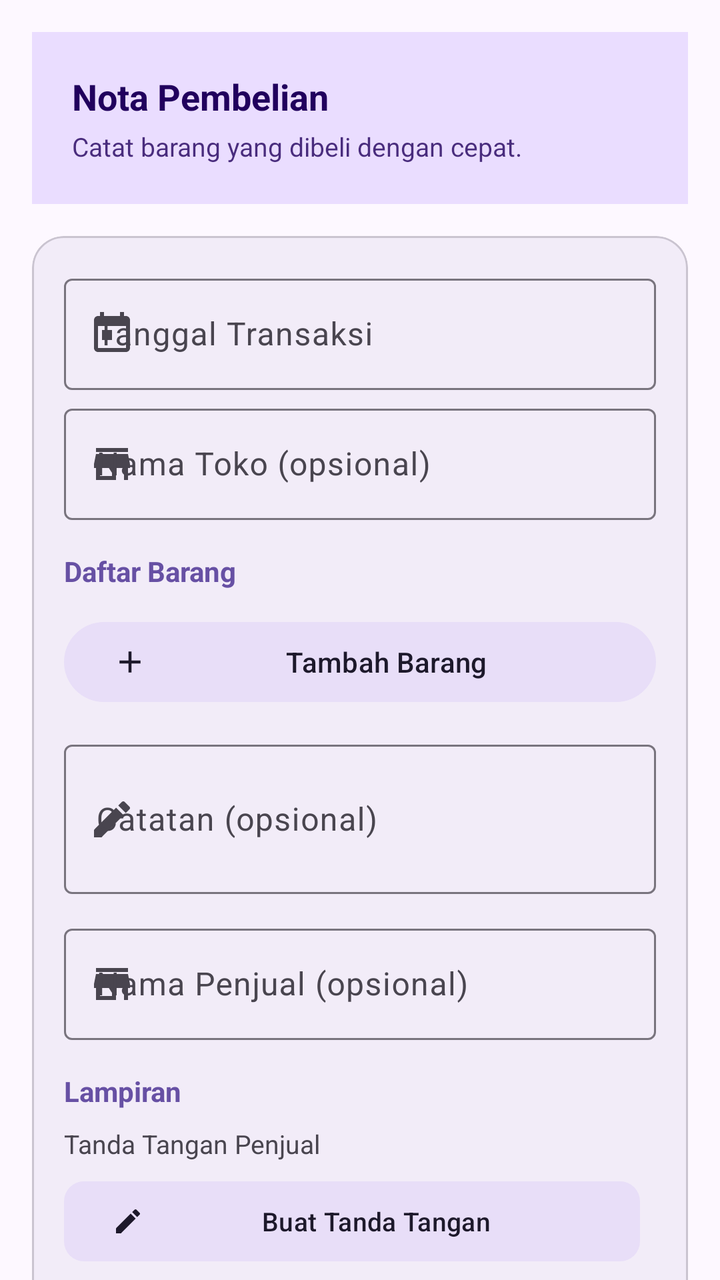
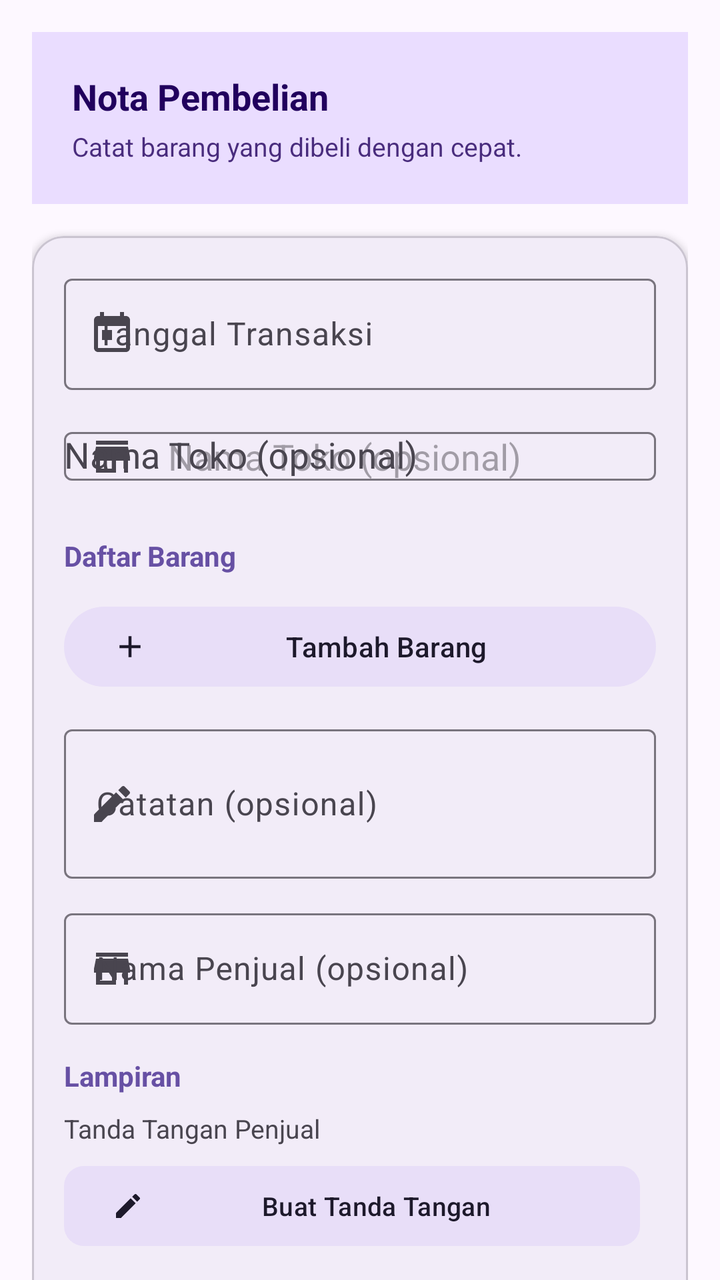

Compare the two renders of this Android layout. The source of the first and the diff that turns it into the second are given below.
<!-- AndroidManifest.xml: application theme Theme.NotaCostume -->
<!-- res/layout/fragment_form.xml -->
<?xml version="1.0" encoding="utf-8"?>
<ScrollView xmlns:android="http://schemas.android.com/apk/res/android"
    xmlns:app="http://schemas.android.com/apk/res-auto"
    android:layout_width="match_parent"
    android:layout_height="match_parent"
    android:fillViewport="true"
    android:scrollbars="none"
    android:background="?attr/colorSurface">

    <LinearLayout
        android:layout_width="match_parent"
        android:layout_height="wrap_content"
        android:orientation="vertical"
        android:padding="16dp">

        <FrameLayout
            android:layout_width="match_parent"
            android:layout_height="wrap_content"
            android:background="?attr/colorPrimaryContainer"
            android:padding="20dp">

            <LinearLayout
                android:layout_width="match_parent"
                android:layout_height="wrap_content"
                android:orientation="vertical">

                <TextView
                    android:layout_width="wrap_content"
                    android:layout_height="wrap_content"
                    android:text="@string/hero_title"
                    android:textColor="?attr/colorOnPrimaryContainer"
                    android:textSize="18sp"
                    android:textStyle="bold" />

                <TextView
                    android:layout_width="wrap_content"
                    android:layout_height="wrap_content"
                    android:layout_marginTop="4dp"
                    android:text="@string/hero_sub"
                    android:textColor="?attr/colorOnPrimaryContainer"
                    android:textSize="13sp"
                    android:alpha="0.8" />
            </LinearLayout>
        </FrameLayout>

        <com.google.android.material.card.MaterialCardView
            android:layout_width="match_parent"
            android:layout_height="wrap_content"
            android:layout_marginTop="16dp"
            app:cardCornerRadius="16dp"
            app:cardElevation="2dp">

            <LinearLayout
                android:layout_width="match_parent"
                android:layout_height="wrap_content"
                android:orientation="vertical"
                android:padding="16dp">

                <com.google.android.material.textfield.TextInputLayout
                    android:id="@+id/tilTanggal"
                    style="@style/Widget.Material3.TextInputLayout.OutlinedBox"
                    android:layout_width="match_parent"
                    android:layout_height="wrap_content"
                    android:hint="@string/label_tanggal"
                    app:startIconDrawable="@drawable/ic_calendar">

                    <com.google.android.material.textfield.TextInputEditText
                        android:id="@+id/etTanggal"
                        android:layout_width="match_parent"
                        android:layout_height="wrap_content"
                        android:focusable="false"
                        android:inputType="none"
                        android:clickable="true"
                        android:cursorVisible="false" />
                </com.google.android.material.textfield.TextInputLayout>

                <com.google.android.material.textfield.TextInputLayout
                    android:id="@+id/tilToko"
                    style="@style/Widget.Material3.TextInputLayout.OutlinedBox"
                    android:layout_width="match_parent"
                    android:layout_height="wrap_content"
                    android:layout_marginTop="4dp"
                    android:hint="@string/label_toko"
                    app:startIconDrawable="@drawable/ic_store">

                    <com.google.android.material.textfield.TextInputEditText
                        android:id="@+id/etToko"
                        android:layout_width="match_parent"
                        android:layout_height="wrap_content"
                        android:inputType="textCapWords" />
                </com.google.android.material.textfield.TextInputLayout>

                <TextView
                    android:layout_width="wrap_content"
                    android:layout_height="wrap_content"
                    android:layout_marginTop="16dp"
                    android:layout_marginBottom="4dp"
                    android:text="@string/section_barang"
                    android:textSize="14sp"
                    android:textStyle="bold"
                    android:textColor="?attr/colorPrimary" />

                <LinearLayout
                    android:id="@+id/llItems"
                    android:layout_width="match_parent"
                    android:layout_height="wrap_content"
                    android:orientation="vertical" />

                <com.google.android.material.button.MaterialButton
                    android:id="@+id/btnTambahBarang"
                    style="@style/Widget.Material3.Button.TonalButton"
                    android:layout_width="match_parent"
                    android:layout_height="wrap_content"
                    android:layout_marginTop="8dp"
                    android:text="@string/btn_tambah_barang"
                    app:icon="@drawable/ic_add" />

                <com.google.android.material.textfield.TextInputLayout
                    android:id="@+id/tilCatatan"
                    style="@style/Widget.Material3.TextInputLayout.OutlinedBox"
                    android:layout_width="match_parent"
                    android:layout_height="wrap_content"
                    android:layout_marginTop="12dp"
                    android:hint="@string/label_catatan"
                    app:startIconDrawable="@drawable/ic_edit">

                    <com.google.android.material.textfield.TextInputEditText
                        android:id="@+id/etCatatan"
                        android:layout_width="match_parent"
                        android:layout_height="wrap_content"
                        android:inputType="textMultiLine"
                        android:minLines="2" />
                </com.google.android.material.textfield.TextInputLayout>

                <com.google.android.material.textfield.TextInputLayout
                    android:id="@+id/tilNamaPenjual"
                    style="@style/Widget.Material3.TextInputLayout.OutlinedBox"
                    android:layout_width="match_parent"
                    android:layout_height="wrap_content"
                    android:layout_marginTop="12dp"
                    android:hint="@string/label_nama_penjual"
                    app:startIconDrawable="@drawable/ic_store">

                    <com.google.android.material.textfield.TextInputEditText
                        android:id="@+id/etNamaPenjual"
                        android:layout_width="match_parent"
                        android:layout_height="wrap_content"
                        android:inputType="textCapWords" />
                </com.google.android.material.textfield.TextInputLayout>

                <TextView
                    android:layout_width="wrap_content"
                    android:layout_height="wrap_content"
                    android:layout_marginTop="16dp"
                    android:layout_marginBottom="4dp"
                    android:text="@string/section_lampiran"
                    android:textColor="?attr/colorPrimary"
                    android:textSize="14sp"
                    android:textStyle="bold" />

                <TextView
                    android:layout_width="wrap_content"
                    android:layout_height="wrap_content"
                    android:layout_marginTop="4dp"
                    android:text="@string/label_ttd"
                    android:textColor="?attr/colorOnSurfaceVariant"
                    android:textSize="13sp" />

                <LinearLayout
                    android:layout_width="match_parent"
                    android:layout_height="wrap_content"
                    android:layout_marginTop="6dp"
                    android:orientation="horizontal">

                    <com.google.android.material.button.MaterialButton
                        android:id="@+id/btnTtd"
                        style="@style/Widget.Material3.Button.TonalButton"
                        android:layout_width="0dp"
                        android:layout_height="wrap_content"
                        android:layout_weight="1"
                        android:layout_marginEnd="8dp"
                        android:text="@string/btn_ttd"
                        android:textSize="13sp"
                        app:cornerRadius="10dp"
                        app:icon="@drawable/ic_edit_note"
                        app:iconSize="16dp" />

                    <com.google.android.material.button.MaterialButton
                        android:id="@+id/btnHapusTtd"
                        style="@style/Widget.Material3.Button.TextButton"
                        android:layout_width="wrap_content"
                        android:layout_height="wrap_content"
                        android:text="@string/btn_ttd_hapus"
                        android:textColor="?attr/colorError"
                        android:textSize="13sp"
                        android:visibility="gone" />
                </LinearLayout>

                <ImageView
                    android:id="@+id/ivTtd"
                    android:layout_width="match_parent"
                    android:layout_height="88dp"
                    android:layout_marginTop="8dp"
                    android:background="?attr/colorSurfaceContainer"
                    android:padding="4dp"
                    android:scaleType="fitCenter"
                    android:visibility="gone"
                    android:contentDescription="@string/label_ttd" />

                <TextView
                    android:layout_width="wrap_content"
                    android:layout_height="wrap_content"
                    android:layout_marginTop="14dp"
                    android:text="@string/label_foto"
                    android:textColor="?attr/colorOnSurfaceVariant"
                    android:textSize="13sp" />

                <com.google.android.material.button.MaterialButton
                    android:id="@+id/btnTambahFoto"
                    style="@style/Widget.Material3.Button.TonalButton"
                    android:layout_width="match_parent"
                    android:layout_height="wrap_content"
                    android:layout_marginTop="6dp"
                    android:text="@string/btn_tambah_foto"
                    android:textSize="13sp"
                    app:cornerRadius="10dp"
                    app:icon="@drawable/ic_photo"
                    app:iconSize="16dp" />

                <FrameLayout
                    android:layout_width="match_parent"
                    android:layout_height="wrap_content"
                    android:layout_marginTop="8dp"
                    android:visibility="gone"
                    android:id="@+id/fotoContainer">

                    <ImageView
                        android:id="@+id/ivFoto"
                        android:layout_width="match_parent"
                        android:layout_height="150dp"
                        android:scaleType="centerCrop"
                        android:background="?attr/colorSurfaceContainer"
                        android:contentDescription="@string/label_foto" />

                    <com.google.android.material.button.MaterialButton
                        android:id="@+id/btnHapusFoto"
                        style="@style/Widget.Material3.Button.IconButton.Filled.Tonal"
                        android:layout_width="36dp"
                        android:layout_height="36dp"
                        android:layout_gravity="top|end"
                        android:layout_margin="6dp"
                        app:icon="@drawable/ic_close"
                        app:iconSize="18dp"
                        android:contentDescription="@string/btn_hapus_foto" />
                </FrameLayout>
            </LinearLayout>
        </com.google.android.material.card.MaterialCardView>

        <FrameLayout
            android:id="@+id/summaryCard"
            android:layout_width="match_parent"
            android:layout_height="wrap_content"
            android:layout_marginTop="16dp"
            android:background="?attr/colorSecondaryContainer"
            android:padding="20dp">

            <LinearLayout
                android:layout_width="match_parent"
                android:layout_height="wrap_content"
                android:orientation="horizontal"
                android:gravity="center_vertical">

                <TextView
                    android:layout_width="0dp"
                    android:layout_height="wrap_content"
                    android:layout_weight="1"
                    android:text="@string/summary_total"
                    android:textColor="?attr/colorOnSecondaryContainer"
                    android:textSize="14sp" />

                <TextView
                    android:id="@+id/tvTotal"
                    android:layout_width="wrap_content"
                    android:layout_height="wrap_content"
                    android:text="Rp 0"
                    android:textColor="?attr/colorOnSecondaryContainer"
                    android:textSize="20sp"
                    android:textStyle="bold" />
            </LinearLayout>
        </FrameLayout>

        <com.google.android.material.button.MaterialButton
            android:id="@+id/btnSimpan"
            android:layout_width="match_parent"
            android:layout_height="wrap_content"
            android:layout_marginTop="16dp"
            android:padding="12dp"
            android:text="@string/btn_simpan"
            android:textSize="15sp"
            android:textStyle="bold"
            app:cornerRadius="14dp" />
    </LinearLayout>
</ScrollView>
<!-- resources referenced by this layout -->
<resources>
  <!-- drawable ic_add (drawable) -->
  <?xml version="1.0" encoding="utf-8"?>
  <vector xmlns:android="http://schemas.android.com/apk/res/android"
      android:width="24dp"
      android:height="24dp"
      android:viewportWidth="24"
      android:viewportHeight="24">
      <path
          android:fillColor="#FF000000"
          android:pathData="M19,13h-6v6h-2v-6H5v-2h6V5h2v6h6v2z" />
  </vector>
  <!-- drawable ic_calendar (drawable) -->
  <?xml version="1.0" encoding="utf-8"?>
  <vector xmlns:android="http://schemas.android.com/apk/res/android"
      android:width="24dp"
      android:height="24dp"
      android:viewportWidth="24"
      android:viewportHeight="24">
      <path
          android:fillColor="#FF000000"
          android:pathData="M19,3h-1V1h-2v2H8V1H6v2H5c-1.11,0 -1.99,0.9 -1.99,2L3,19c0,1.1 0.89,2 2,2h14c1.1,0 2,-0.9 2,-2V5c0,-1.1 -0.9,-2 -2,-2zM19,19H5V8h14v11zM7,10h5v5H7z" />
  </vector>
  <!-- drawable ic_close (drawable) -->
  <?xml version="1.0" encoding="utf-8"?>
  <vector xmlns:android="http://schemas.android.com/apk/res/android"
      android:width="24dp"
      android:height="24dp"
      android:viewportWidth="24"
      android:viewportHeight="24">
      <path
          android:fillColor="#FF000000"
          android:pathData="M19,6.41L17.59,5 12,10.59 6.41,5 5,6.41 10.59,12 5,17.59 6.41,19 12,13.41 17.59,19 19,17.59 13.41,12z" />
  </vector>
  <!-- drawable ic_photo (drawable) -->
  <?xml version="1.0" encoding="utf-8"?>
  <vector xmlns:android="http://schemas.android.com/apk/res/android"
      android:width="24dp"
      android:height="24dp"
      android:viewportWidth="24"
      android:viewportHeight="24">
      <path
          android:fillColor="#FF000000"
          android:pathData="M21,19V5c0,-1.1 -0.9,-2 -2,-2H5C3.9,3 3,3.9 3,5v14c0,1.1 0.9,2 2,2h14C20.1,21 21,20.1 21,19zM8.5,13.5l2.5,3.01L14.5,12l4.5,6H5L8.5,13.5z" />
  </vector>
  <!-- drawable ic_store (drawable) -->
  <?xml version="1.0" encoding="utf-8"?>
  <vector xmlns:android="http://schemas.android.com/apk/res/android"
      android:width="24dp"
      android:height="24dp"
      android:viewportWidth="24"
      android:viewportHeight="24">
      <path
          android:fillColor="#FF000000"
          android:pathData="M20,4H4v2h16V4zM21,14v-2l-1,-5H4l-1,5v2h1v6h10v-6h4v6h2v-6h1zM12,18H6v-4h6v4z" />
  </vector>
  <string name="btn_hapus_foto">Hapus Foto</string>
  <string name="btn_simpan">Simpan Nota</string>
  <string name="btn_tambah_barang">Tambah Barang</string>
  <string name="btn_tambah_foto">Tambah Foto</string>
  <string name="btn_ttd">Buat Tanda Tangan</string>
  <string name="btn_ttd_hapus">Hapus Tanda Tangan</string>
  <string name="hero_sub">Catat barang yang dibeli dengan cepat.</string>
  <string name="hero_title">Nota Pembelian</string>
  <string name="label_catatan">Catatan (opsional)</string>
  <string name="label_foto">Bukti Foto Barang</string>
  <string name="label_nama_penjual">Nama Penjual (opsional)</string>
  <string name="label_tanggal">Tanggal Transaksi</string>
  <string name="label_toko">Nama Toko (opsional)</string>
  <string name="label_ttd">Tanda Tangan Penjual</string>
  <string name="section_barang">Daftar Barang</string>
  <string name="section_lampiran">Lampiran</string>
  <string name="summary_total">Total Harga</string>
  <color name="md_primary">#6750A4</color>
  <color name="white">#FFFFFF</color>
  <color name="md_primary_container">#EADDFF</color>
  <color name="md_on_primary_container">#21005D</color>
  <color name="md_secondary">#625B71</color>
  <color name="md_secondary_container">#E8DEF8</color>
  <color name="md_on_secondary_container">#1D192B</color>
  <color name="md_surface">#FDF8FF</color>
  <color name="md_on_surface">#1D1B20</color>
  <color name="md_surface_container">#F3EDF7</color>
  <color name="md_outline">#79747E</color>
  <!-- unchanged entries left out for length: 3 -->
</resources>

<!-- the commit's change to res/layout/fragment_form.xml (unified diff, before → after) -->
@@ -83,11 +83,13 @@
                     android:hint="@string/label_toko"
                     app:startIconDrawable="@drawable/ic_store">
 
-                    <com.google.android.material.textfield.TextInputEditText
+                    <androidx.appcompat.widget.AppCompatAutoCompleteTextView
                         android:id="@+id/etToko"
                         android:layout_width="match_parent"
                         android:layout_height="wrap_content"
-                        android:inputType="textCapWords" />
+                        android:inputType="textCapWords"
+                        android:completionThreshold="1"
+                        android:hint="@string/label_toko" />
                 </com.google.android.material.textfield.TextInputLayout>
 
                 <TextView
